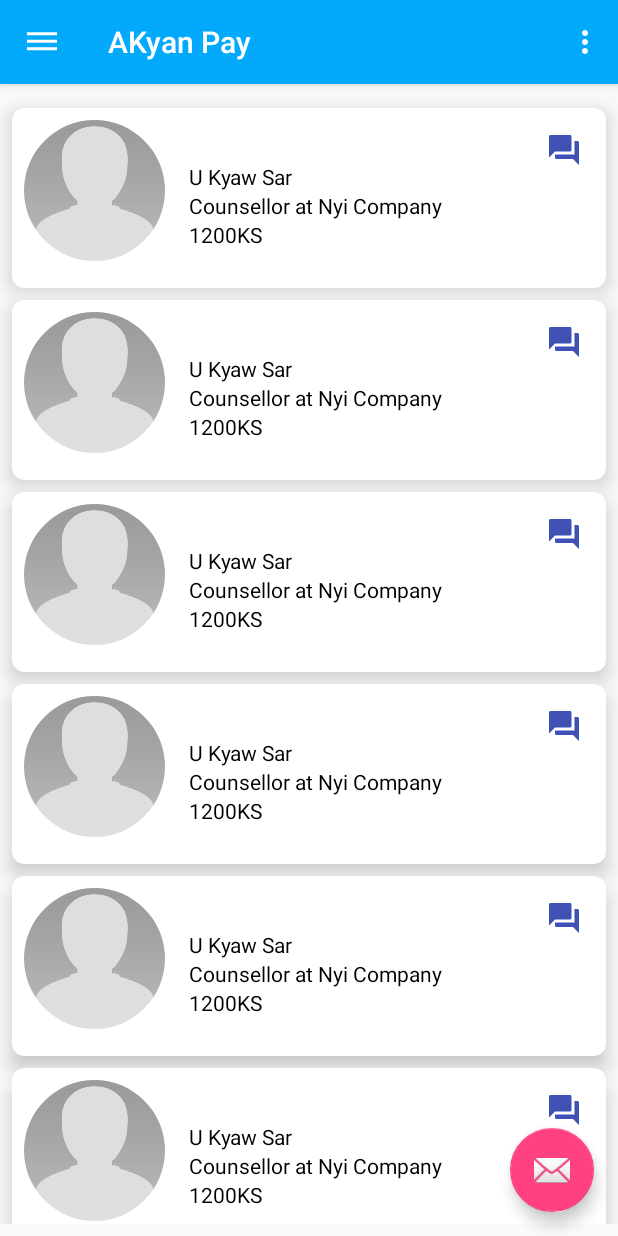
After one commit to NyiNyiLin/counselor, an Android app: the fragment LeaderBoardFragment placed in its activity, on a phone screen of 412 x 824 dp. The commit adds this screen. Run offline under Robolectric (Android 15) with nearby library versions, the phone set to English and light mode, and no system bars; our stand-ins replace ButterKnife, CircleImageView, Firebase (no records; nobody signed in at launch, a user with empty details on screens opened directly).

Commit message:
add leaderBoard design

```diff
--- /dev/null
+++ b/Counselling/app/src/main/java/com/nyi/annonymous/counselling/adapters/LeaderBoardAdapter.java
@@ -0,0 +1,59 @@
+package com.nyi.annonymous.counselling.adapters;
+
+import android.support.v7.widget.RecyclerView;
+import android.view.LayoutInflater;
+import android.view.View;
+import android.view.ViewGroup;
+
+import com.nyi.annonymous.counselling.Counselling;
+import com.nyi.annonymous.counselling.R;
+import com.nyi.annonymous.counselling.data.VOS.Counsellor;
+import com.nyi.annonymous.counselling.data.VOS.LiveFeed;
+import com.nyi.annonymous.counselling.views.holders.LeaderBoardVH;
+import com.nyi.annonymous.counselling.views.holders.LiveFeedVH;
+
+import java.util.ArrayList;
+import java.util.List;
+
+/**
+ * Created by IN-3442 on 21-Oct-16.
+ */
+
+public class LeaderBoardAdapter extends RecyclerView.Adapter<LeaderBoardVH> {
+    private LayoutInflater inflater;
+    private List<Counsellor> mCounsellorList = new ArrayList<>();
+    private LeaderBoardVH.LeaderBroadControl control;
+
+    public LeaderBoardAdapter(List<Counsellor> liveFeedList, LeaderBoardVH.LeaderBroadControl controll) {
+        this.mCounsellorList = liveFeedList;
+        this.control = controll;
+        inflater = LayoutInflater.from(Counselling.getContext());
+    }
+
+    @Override
+    public LeaderBoardVH onCreateViewHolder(ViewGroup parent, int viewType) {
+        View view = inflater.inflate(R.layout.item_view_counsellor, parent, false);
+        LeaderBoardVH leaderBoardVH = new LeaderBoardVH(view, control);
+
+        return leaderBoardVH;
+    }
+
+    @Override
+    public void onBindViewHolder(LeaderBoardVH holder, int position) {
+        holder.bindData(mCounsellorList.get(position));
+    }
+
+
+
+    @Override
+    public int getItemCount() {
+        return mCounsellorList.size();
+    }
+
+    public void addNewMenu(Counsellor counsellor){
+        mCounsellorList.add(counsellor);
+        notifyDataSetChanged();
+
+    }
+
+}
--- a/Counselling/app/src/main/java/com/nyi/annonymous/counselling/adapters/ViewPagerAdapter.java
+++ b/Counselling/app/src/main/java/com/nyi/annonymous/counselling/adapters/ViewPagerAdapter.java
@@ -4,6 +4,7 @@
 import android.support.v4.app.FragmentManager;
 import android.support.v4.app.FragmentStatePagerAdapter;
 
+import com.nyi.annonymous.counselling.fragments.LeaderBoardFragment;
 import com.nyi.annonymous.counselling.fragments.LiveFeedFragment;
 
 /**
@@ -21,19 +22,23 @@
         if(position==0){
             return LiveFeedFragment.newInstance();
         }
+        else if(position == 1){
+            return new Fragment();
+        }
         else {
-            return new Fragment();
+            return LeaderBoardFragment.newInstance();
         }
     }
 
     @Override
     public int getCount() {
-        return 2;
+        return 3;
     }
 
     @Override
     public CharSequence getPageTitle(int position) {
         if(position==0) return "Live Feed";
-        else return "Chats";
+        else if(position == 1) return "Chats";
+        else return "LeaderBoards";
     }
 }
--- /dev/null
+++ b/Counselling/app/src/main/java/com/nyi/annonymous/counselling/data/VOS/Counsellor.java
@@ -0,0 +1,41 @@
+package com.nyi.annonymous.counselling.data.VOS;
+
+/**
+ * Created by IN-3442 on 10-Feb-17.
+ */
+
+public class Counsellor {
+    private String name;
+    private String position;
+    private int price;
+
+    public Counsellor(String name, String position, int price) {
+        this.name = name;
+        this.position = position;
+        this.price = price;
+    }
+
+    public String getName() {
+        return name;
+    }
+
+    public String getPosition() {
+        return position;
+    }
+
+    public int getPrice() {
+        return price;
+    }
+
+    public void setName(String name) {
+        this.name = name;
+    }
+
+    public void setPosition(String position) {
+        this.position = position;
+    }
+
+    public void setPrice(int price) {
+        this.price = price;
+    }
+}
--- /dev/null
+++ b/Counselling/app/src/main/java/com/nyi/annonymous/counselling/fragments/LeaderBoardFragment.java
@@ -0,0 +1,90 @@
+package com.nyi.annonymous.counselling.fragments;
+
+
+import android.os.Bundle;
+import android.support.v4.app.Fragment;
+import android.support.v7.widget.LinearLayoutManager;
+import android.support.v7.widget.RecyclerView;
+import android.view.LayoutInflater;
+import android.view.View;
+import android.view.ViewGroup;
+
+import com.nyi.annonymous.counselling.Counselling;
+import com.nyi.annonymous.counselling.R;
+import com.nyi.annonymous.counselling.adapters.LeaderBoardAdapter;
+import com.nyi.annonymous.counselling.data.VOS.Counsellor;
+import com.nyi.annonymous.counselling.views.holders.LeaderBoardVH;
+
+import java.util.ArrayList;
+import java.util.List;
+
+import butterknife.BindView;
+import butterknife.ButterKnife;
+
+/**
+ * A simple {@link Fragment} subclass.
+ * Use the {@link LeaderBoardFragment#newInstance} factory method to
+ * create an instance of this fragment.
+ */
+public class LeaderBoardFragment extends Fragment implements LeaderBoardVH.LeaderBroadControl{
+
+    @BindView(R.id.rv_leader_board)
+    RecyclerView rvLeaderBoard;
+
+    private LeaderBoardAdapter leaderBoardAdapter;
+    private List<Counsellor> counsellorList = new ArrayList<>();
+
+    public LeaderBoardFragment() {
+        // Required empty public constructor
+    }
+
+    public static LeaderBoardFragment newInstance() {
+        LeaderBoardFragment fragment = new LeaderBoardFragment();
+        Bundle args = new Bundle();
+
+        fragment.setArguments(args);
+        return fragment;
+    }
+
+    @Override
+    public void onCreate(Bundle savedInstanceState) {
+        super.onCreate(savedInstanceState);
+        if (getArguments() != null) {
+        }
+        dummyData();
+        leaderBoardAdapter = new LeaderBoardAdapter(counsellorList, this);
+    }
+
+    private void dummyData() {
+        counsellorList.add(new Counsellor("U Kyaw Sar", "Counsellor at Nyi Company", 1200));
+        counsellorList.add(new Counsellor("U Kyaw Sar", "Counsellor at Nyi Company", 1200));
+        counsellorList.add(new Counsellor("U Kyaw Sar", "Counsellor at Nyi Company", 1200));
+        counsellorList.add(new Counsellor("U Kyaw Sar", "Counsellor at Nyi Company", 1200));
+        counsellorList.add(new Counsellor("U Kyaw Sar", "Counsellor at Nyi Company", 1200));
+        counsellorList.add(new Counsellor("U Kyaw Sar", "Counsellor at Nyi Company", 1200));
+        counsellorList.add(new Counsellor("U Kyaw Sar", "Counsellor at Nyi Company", 1200));
+        counsellorList.add(new Counsellor("U Kyaw Sar", "Counsellor at Nyi Company", 1200));
+    }
+
+    @Override
+    public View onCreateView(LayoutInflater inflater, ViewGroup container,
+                             Bundle savedInstanceState) {
+        // Inflate the layout for this fragment
+        View view = inflater.inflate(R.layout.fragment_leader_board, container, false);
+        ButterKnife.bind(this, view);
+
+        rvLeaderBoard.setAdapter(leaderBoardAdapter);
+        LinearLayoutManager layoutManager = new LinearLayoutManager(Counselling.getContext(), LinearLayoutManager.VERTICAL, false);
+        rvLeaderBoard.setLayoutManager(layoutManager);
+
+        return view;
+    }
+
+    @Override
+    public void onTapMsg() {
+
+
+    }
+
+
+}
--- a/Counselling/app/src/main/java/com/nyi/annonymous/counselling/fragments/PostFragment.java
+++ b/Counselling/app/src/main/java/com/nyi/annonymous/counselling/fragments/PostFragment.java
@@ -95,7 +95,6 @@
         });
 
         return builder.create();
-
     }
 
     private void post(String feeling){
--- /dev/null
+++ b/Counselling/app/src/main/java/com/nyi/annonymous/counselling/views/holders/LeaderBoardVH.java
@@ -0,0 +1,61 @@
+package com.nyi.annonymous.counselling.views.holders;
+
+import android.support.v7.widget.RecyclerView;
+import android.view.View;
+import android.widget.ImageView;
+import android.widget.TextView;
+
+import com.nyi.annonymous.counselling.R;
+import com.nyi.annonymous.counselling.data.VOS.Counsellor;
+import com.nyi.annonymous.counselling.data.VOS.LiveFeed;
+
+import butterknife.BindView;
+import butterknife.ButterKnife;
+
+/**
+ * Created by IN-3442 on 10-Feb-17.
+ */
+
+public class LeaderBoardVH extends RecyclerView.ViewHolder {
+
+    @BindView(R.id.tv_coun_name)
+    TextView tvname;
+
+    @BindView(R.id.tv_coun_position)
+    TextView tvposition;
+
+    @BindView(R.id.tv_coun_price)
+    TextView tvprice;
+
+    @BindView(R.id.iv_chat)
+    ImageView ivChat;
+
+
+    private LeaderBroadControl leaderBroadControl;
+    private Counsellor counsellor;
+
+    public LeaderBoardVH(View itemView, final LeaderBroadControl leaderBroadControl) {
+        super(itemView);
+        this.leaderBroadControl = leaderBroadControl;
+        ButterKnife.bind(this, itemView);
+
+        ivChat.setOnClickListener(new View.OnClickListener() {
+            @Override
+            public void onClick(View view) {
+                leaderBroadControl.onTapMsg();
+            }
+        });
+    }
+
+    public void bindData(Counsellor counsellor){
+        this.counsellor = counsellor;
+        tvname.setText(counsellor.getName());
+        tvposition.setText(counsellor.getPosition());
+        tvprice.setText(counsellor.getPrice() + "KS");
+
+    }
+
+    public interface LeaderBroadControl{
+        void onTapMsg();
+    }
+}
--- /dev/null
+++ b/Counselling/app/src/main/res/drawable/ic_question_answer_black_24dp.xml
@@ -0,0 +1,9 @@
+<vector xmlns:android="http://schemas.android.com/apk/res/android"
+        android:width="24dp"
+        android:height="24dp"
+        android:viewportWidth="24.0"
+        android:viewportHeight="24.0">
+    <path
+        android:fillColor="#3F51B5"
+        android:pathData="M21,6h-2v9L6,15v2c0,0.55 0.45,1 1,1h11l4,4L22,7c0,-0.55 -0.45,-1 -1,-1zM17,12L17,3c0,-0.55 -0.45,-1 -1,-1L3,2c-0.55,0 -1,0.45 -1,1v14l4,-4h10c0.55,0 1,-0.45 1,-1z"/>
+</vector>
--- /dev/null
+++ b/Counselling/app/src/main/res/layout/fragment_leader_board.xml
@@ -0,0 +1,15 @@
+<FrameLayout xmlns:android="http://schemas.android.com/apk/res/android"
+    xmlns:tools="http://schemas.android.com/tools"
+    android:layout_width="match_parent"
+    android:layout_height="match_parent"
+    tools:context="com.nyi.annonymous.counselling.fragments.LeaderBoardFragment">
+
+    <android.support.v7.widget.RecyclerView
+        android:id="@+id/rv_leader_board"
+        android:layout_width="match_parent"
+        android:layout_height="match_parent"
+        android:gravity="center"
+        android:layout_marginTop="@dimen/margin_medium"
+        android:layout_marginBottom="@dimen/margin_medium"/>
+
+</FrameLayout>
--- /dev/null
+++ b/Counselling/app/src/main/res/layout/item_view_counsellor.xml
@@ -0,0 +1,78 @@
+<?xml version="1.0" encoding="utf-8"?>
+<android.support.v7.widget.CardView xmlns:android="http://schemas.android.com/apk/res/android"
+    android:layout_width="match_parent"
+    android:layout_height="wrap_content"
+    xmlns:app="http://schemas.android.com/apk/res-auto"
+    android:orientation="vertical"
+    android:layout_marginLeft="@dimen/margin_medium"
+    android:layout_marginRight="@dimen/margin_medium"
+    android:layout_marginTop="@dimen/margin_medium"
+    app:cardCornerRadius="@dimen/margin_medium"
+    app:cardElevation="@dimen/margin_medium"
+    app:cardBackgroundColor="#fff">
+
+        <RelativeLayout
+            android:layout_width="match_parent"
+            android:layout_height="wrap_content"
+            android:minHeight="120dp"
+            android:orientation="horizontal">
+
+            <de.hdodenhof.circleimageview.CircleImageView
+                android:id="@+id/iv_counsellor"
+                android:layout_width="94dp"
+                android:layout_height="94dp"
+                android:src="@drawable/placeholder"
+                android:layout_margin="@dimen/margin_medium"/>
+
+            <LinearLayout
+                android:layout_width="match_parent"
+                android:layout_height="match_parent"
+                android:padding="@dimen/margin_medium"
+                android:orientation="vertical"
+                android:gravity="center"
+                android:layout_gravity="center"
+                android:layout_alignBottom="@id/iv_counsellor"
+                android:layout_toRightOf="@id/iv_counsellor"
+                android:layout_marginTop="@dimen/margin_medium">
+
+                <TextView
+                    android:id="@+id/tv_coun_name"
+                    android:layout_width="match_parent"
+                    android:layout_height="wrap_content"
+                    android:text="Name"
+                    android:textColor="#000"
+                    android:layout_weight="1"
+                    android:layout_gravity="center"
+                    android:gravity="center_vertical"/>
+
+                <TextView
+                    android:id="@+id/tv_coun_position"
+                    android:layout_width="match_parent"
+                    android:layout_height="wrap_content"
+                    android:text="Position"
+                    android:textColor="#000"
+                    android:layout_weight="1"
+                    android:gravity="center_vertical"/>
+
+                <TextView
+                    android:id="@+id/tv_coun_price"
+                    android:layout_width="match_parent"
+                    android:layout_height="wrap_content"
+                    android:text="Price"
+                    android:textColor="#000"
+                    android:layout_weight="1"
+                    android:gravity="center_vertical"/>
+
+            </LinearLayout>
+
+            <ImageView
+                android:id="@+id/iv_chat"
+                android:layout_width="24dp"
+                android:layout_height="24dp"
+                android:src="@drawable/ic_question_answer_black_24dp"
+                android:layout_margin="@dimen/margin_medium_2"
+                android:layout_alignParentRight="true"/>
+
+        </RelativeLayout>
+
+</android.support.v7.widget.CardView>
--- a/Counselling/app/src/main/res/layout/item_view_live_feed.xml
+++ b/Counselling/app/src/main/res/layout/item_view_live_feed.xml
@@ -23,10 +23,10 @@
                 android:layout_height="wrap_content"
                 android:padding="@dimen/margin_medium">
 
-                <ImageView
-                    android:layout_width="wrap_content"
-                    android:layout_height="wrap_content"
-                    android:src="@mipmap/ic_launcher" />
+                <de.hdodenhof.circleimageview.CircleImageView
+                    android:layout_width="48dp"
+                    android:layout_height="48dp"
+                    android:src="@drawable/placeholder" />
 
                 <TextView
                     android:id="@+id/tv_item_view_live_feed_name"
@@ -68,7 +68,7 @@
                     android:gravity="center"
                     android:padding="@dimen/margin_small"
                     android:text="Like - 30"
-                    android:textColor="#fff" />
+                    android:textColor="#fff"/>
 
                 <TextView
                     android:layout_width="0dp"
@@ -78,7 +78,8 @@
                     android:gravity="center"
                     android:padding="@dimen/margin_small"
                     android:text="Comment"
-                    android:textColor="#fff" />
+                    android:textColor="#fff"
+                    android:layout_marginLeft="@dimen/margin_small"/>
             </LinearLayout>
 
         </LinearLayout>
--- a/Counselling/app/src/main/res/values/colors.xml
+++ b/Counselling/app/src/main/res/values/colors.xml
@@ -1,7 +1,7 @@
 <?xml version="1.0" encoding="utf-8"?>
 <resources>
-    <color name="colorPrimary">#3F51B5</color>
-    <color name="colorPrimaryDark">#303F9F</color>
+    <color name="colorPrimary">#03a9fa</color>
+    <color name="colorPrimaryDark">#0288d1</color>
     <color name="colorAccent">#FF4081</color>
     <color name="colorWhite">#fff</color>
 </resources>
```
Also changed, not shown: Counselling/app/build.gradle (+7 -4 lines), Counselling/app/src/main/res/drawable/placeholder.png (added).
